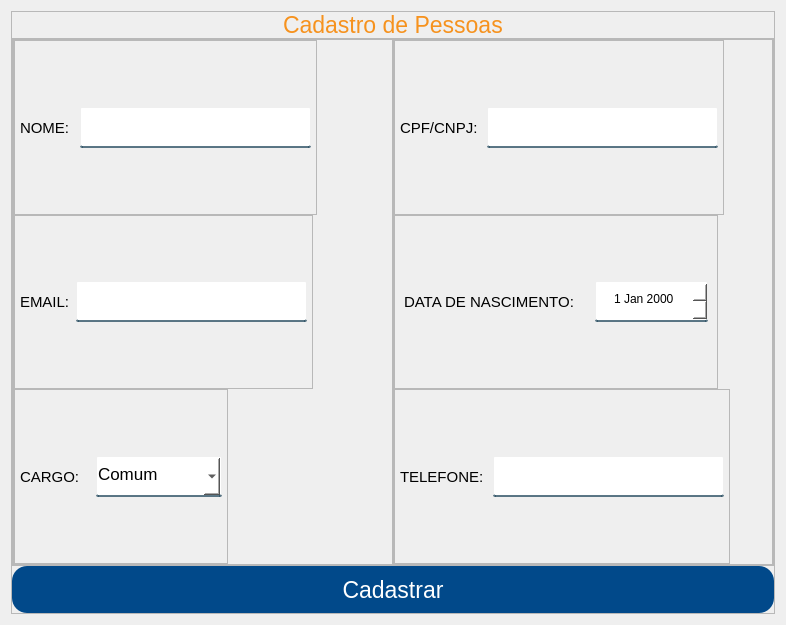
The window that App/view/ui/cadastroPessoas.ui (Senac-SOR-ADS/Mapa-de-Sala) describes before a commit, drawn with Qt 5.
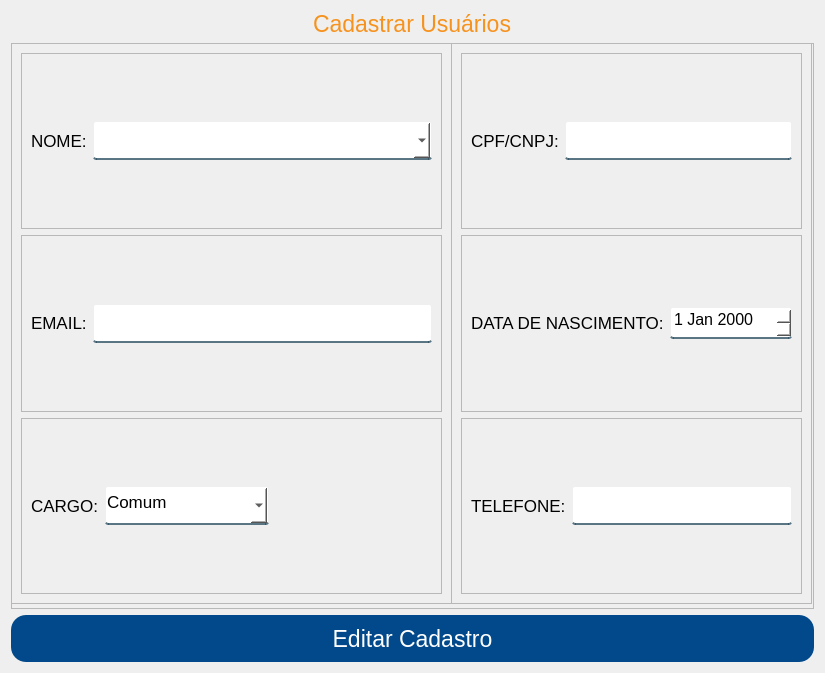
The same window after the commit.

Commit message:
Desenvolvimento das telas
Arrumando layouts indefinidos aos quais antes não estavam sendo responsivos com base do tamanho da tela (em desenvolvimento!)

What changed in the file:
```diff
--- a/App/view/ui/cadastroPessoas.ui
+++ b/App/view/ui/cadastroPessoas.ui
@@ -6,8 +6,8 @@
    <rect>
     <x>0</x>
     <y>0</y>
-    <width>782</width>
-    <height>625</height>
+    <width>821</width>
+    <height>671</height>
    </rect>
   </property>
   <property name="windowTitle">
@@ -17,53 +17,32 @@
    <string notr="true">QLineEdit, QComboBox, QDateEdit {
 	background-color: white;
 	border:2px solid rgba(0,0,0,0);
-	border-radius: 2px;
+	border-radius: 3px;
 	border-bottom-color:rgba(46,82,101,200);
 	color:rgb(0,0,0);
-	padding-bottom:5px;
+	padding-bottom:7px;
 }
-
-#btnCadastrar {
+ 
+#btnEditar {
 	background-color: #01498a;
 	color: #FFF;
-	border: none;
-	border-radius: 15px;
+border: none;
+border-radius: 15px;
 }
-
-#btnCadastrar:hover {
+ 
+#btnEditar:hover {
 	background-color: #f6921e;
 }
-
+ 
+#respostaCadastro {
+	color: red;
+}
 #titulo {
 	color: #f6921e;
 }</string>
   </property>
   <layout class="QVBoxLayout" name="verticalLayout">
-   <item alignment="Qt::AlignHCenter">
-    <widget class="QFrame" name="frame_10">
-     <property name="frameShape">
-      <enum>QFrame::StyledPanel</enum>
-     </property>
-     <property name="frameShadow">
-      <enum>QFrame::Raised</enum>
-     </property>
-     <layout class="QVBoxLayout" name="verticalLayout_4">
-      <property name="spacing">
-       <number>0</number>
-      </property>
-      <property name="leftMargin">
-       <number>0</number>
-      </property>
-      <property name="topMargin">
-       <number>0</number>
-      </property>
-      <property name="rightMargin">
-       <number>0</number>
-      </property>
-      <property name="bottomMargin">
-       <number>0</number>
-      </property>
-      <item alignment="Qt::AlignHCenter">
+   <item alignment="Qt::AlignHCenter|Qt::AlignBottom">
        <widget class="QLabel" name="titulo">
         <property name="font">
          <font>
@@ -71,20 +50,11 @@
          </font>
         </property>
         <property name="text">
-         <string>Cadastro de Pessoas</string>
-        </property>
-        <property name="textFormat">
-         <enum>Qt::AutoText</enum>
-        </property>
-        <property name="scaledContents">
-         <bool>false</bool>
-        </property>
-        <property name="openExternalLinks">
-         <bool>false</bool>
+      <string>Cadastrar Usuários</string>
         </property>
        </widget>
       </item>
-      <item>
+   <item alignment="Qt::AlignHCenter">
        <widget class="QFrame" name="frame">
         <property name="sizePolicy">
          <sizepolicy hsizetype="Preferred" vsizetype="Expanding">
@@ -94,8 +64,8 @@
         </property>
         <property name="minimumSize">
          <size>
-          <width>762</width>
-          <height>479</height>
+       <width>803</width>
+       <height>566</height>
          </size>
         </property>
         <property name="frameShape">
@@ -104,48 +74,24 @@
         <property name="frameShadow">
          <enum>QFrame::Raised</enum>
         </property>
-        <layout class="QHBoxLayout" name="horizontalLayout_7">
-         <property name="spacing">
-          <number>0</number>
-         </property>
-         <property name="leftMargin">
-          <number>0</number>
-         </property>
-         <property name="topMargin">
-          <number>0</number>
-         </property>
-         <property name="rightMargin">
-          <number>0</number>
-         </property>
-         <property name="bottomMargin">
-          <number>0</number>
-         </property>
-         <item>
-          <widget class="QFrame" name="frame_5">
-           <property name="frameShape">
-            <enum>QFrame::StyledPanel</enum>
-           </property>
-           <property name="frameShadow">
-            <enum>QFrame::Raised</enum>
-           </property>
-           <layout class="QVBoxLayout" name="verticalLayout_2">
-            <property name="spacing">
-             <number>0</number>
-            </property>
-            <property name="leftMargin">
-             <number>0</number>
-            </property>
-            <property name="topMargin">
-             <number>0</number>
-            </property>
-            <property name="rightMargin">
-             <number>0</number>
-            </property>
-            <property name="bottomMargin">
-             <number>0</number>
-            </property>
-            <item alignment="Qt::AlignLeft">
              <widget class="QFrame" name="frame_2">
+      <property name="geometry">
+       <rect>
+        <x>0</x>
+        <y>0</y>
+        <width>441</width>
+        <height>561</height>
+       </rect>
+      </property>
+      <property name="frameShape">
+       <enum>QFrame::StyledPanel</enum>
+      </property>
+      <property name="frameShadow">
+       <enum>QFrame::Raised</enum>
+      </property>
+      <layout class="QVBoxLayout" name="verticalLayout_2">
+       <item>
+        <widget class="QFrame" name="frame_3">
               <property name="frameShape">
                <enum>QFrame::StyledPanel</enum>
               </property>
@@ -153,26 +99,11 @@
                <enum>QFrame::Raised</enum>
               </property>
               <layout class="QHBoxLayout" name="horizontalLayout">
-               <property name="spacing">
-                <number>10</number>
-               </property>
-               <property name="leftMargin">
-                <number>5</number>
-               </property>
-               <property name="topMargin">
-                <number>0</number>
-               </property>
-               <property name="rightMargin">
-                <number>5</number>
-               </property>
-               <property name="bottomMargin">
-                <number>0</number>
-               </property>
-               <item>
+          <item alignment="Qt::AlignVCenter">
                 <widget class="QLabel" name="label_2">
                  <property name="font">
                   <font>
-                   <pointsize>11</pointsize>
+              <pointsize>13</pointsize>
                   </font>
                  </property>
                  <property name="text">
@@ -181,32 +112,37 @@
                 </widget>
                </item>
                <item>
-                <widget class="QLineEdit" name="nomePessoas">
+           <widget class="QComboBox" name="nomePessoas">
+            <property name="sizePolicy">
+             <sizepolicy hsizetype="Expanding" vsizetype="Fixed">
+              <horstretch>0</horstretch>
+              <verstretch>0</verstretch>
+             </sizepolicy>
+            </property>
                  <property name="minimumSize">
                   <size>
-                   <width>231</width>
-                   <height>41</height>
-                  </size>
-                 </property>
-                 <property name="maximumSize">
-                  <size>
-                   <width>391</width>
-                   <height>41</height>
-                  </size>
-                 </property>
-                 <property name="text">
-                  <string/>
-                 </property>
-                 <property name="placeholderText">
-                  <string/>
+              <width>330</width>
+              <height>39</height>
+             </size>
+            </property>
+            <property name="font">
+             <font>
+              <pointsize>10</pointsize>
+             </font>
+            </property>
+            <property name="cursor">
+             <cursorShape>PointingHandCursor</cursorShape>
+            </property>
+            <property name="editable">
+             <bool>true</bool>
                  </property>
                 </widget>
                </item>
               </layout>
              </widget>
             </item>
-            <item alignment="Qt::AlignLeft">
-             <widget class="QFrame" name="frame_3">
+       <item>
+        <widget class="QFrame" name="frame_4">
               <property name="frameShape">
                <enum>QFrame::StyledPanel</enum>
               </property>
@@ -214,23 +150,11 @@
                <enum>QFrame::Raised</enum>
               </property>
               <layout class="QHBoxLayout" name="horizontalLayout_2">
-               <property name="leftMargin">
-                <number>5</number>
-               </property>
-               <property name="topMargin">
-                <number>0</number>
-               </property>
-               <property name="rightMargin">
-                <number>5</number>
-               </property>
-               <property name="bottomMargin">
-                <number>0</number>
-               </property>
-               <item>
+          <item alignment="Qt::AlignVCenter">
                 <widget class="QLabel" name="label_4">
                  <property name="font">
                   <font>
-                   <pointsize>11</pointsize>
+              <pointsize>13</pointsize>
                   </font>
                  </property>
                  <property name="text">
@@ -242,29 +166,22 @@
                 <widget class="QLineEdit" name="email">
                  <property name="minimumSize">
                   <size>
-                   <width>231</width>
-                   <height>41</height>
-                  </size>
-                 </property>
-                 <property name="maximumSize">
-                  <size>
-                   <width>391</width>
-                   <height>41</height>
-                  </size>
-                 </property>
-                 <property name="mouseTracking">
-                  <bool>true</bool>
-                 </property>
-                 <property name="placeholderText">
-                  <string/>
+              <width>330</width>
+              <height>39</height>
+             </size>
+            </property>
+            <property name="font">
+             <font>
+              <pointsize>10</pointsize>
+             </font>
                  </property>
                 </widget>
                </item>
               </layout>
              </widget>
             </item>
-            <item alignment="Qt::AlignLeft">
-             <widget class="QFrame" name="frame_4">
+       <item>
+        <widget class="QFrame" name="frame_5">
               <property name="frameShape">
                <enum>QFrame::StyledPanel</enum>
               </property>
@@ -272,39 +189,30 @@
                <enum>QFrame::Raised</enum>
               </property>
               <layout class="QHBoxLayout" name="horizontalLayout_3">
-               <property name="spacing">
-                <number>0</number>
-               </property>
-               <property name="leftMargin">
-                <number>5</number>
-               </property>
-               <property name="topMargin">
-                <number>0</number>
-               </property>
-               <property name="rightMargin">
-                <number>5</number>
-               </property>
-               <property name="bottomMargin">
-                <number>0</number>
-               </property>
-               <item>
+          <item alignment="Qt::AlignVCenter">
                 <widget class="QLabel" name="label_5">
                  <property name="font">
                   <font>
-                   <pointsize>11</pointsize>
+              <pointsize>13</pointsize>
                   </font>
                  </property>
                  <property name="text">
-                  <string>CARGO:    </string>
+             <string>CARGO:</string>
                  </property>
                 </widget>
                </item>
                <item>
                 <widget class="QComboBox" name="cargo">
+            <property name="sizePolicy">
+             <sizepolicy hsizetype="Expanding" vsizetype="Fixed">
+              <horstretch>0</horstretch>
+              <verstretch>0</verstretch>
+             </sizepolicy>
+            </property>
                  <property name="minimumSize">
                   <size>
-                   <width>117</width>
-                   <height>41</height>
+              <width>0</width>
+              <height>39</height>
                   </size>
                  </property>
                  <property name="font">
@@ -340,38 +248,42 @@
                  </item>
                 </widget>
                </item>
-              </layout>
-             </widget>
-            </item>
-           </layout>
-          </widget>
-         </item>
          <item>
-          <widget class="QFrame" name="frame_8">
-           <property name="frameShape">
-            <enum>QFrame::StyledPanel</enum>
-           </property>
-           <property name="frameShadow">
-            <enum>QFrame::Raised</enum>
-           </property>
-           <layout class="QVBoxLayout" name="verticalLayout_3">
-            <property name="spacing">
-             <number>0</number>
-            </property>
-            <property name="leftMargin">
-             <number>0</number>
-            </property>
-            <property name="topMargin">
-             <number>0</number>
-            </property>
-            <property name="rightMargin">
-             <number>0</number>
-            </property>
-            <property name="bottomMargin">
-             <number>0</number>
-            </property>
-            <item alignment="Qt::AlignLeft">
+           <spacer name="horizontalSpacer">
+            <property name="orientation">
+             <enum>Qt::Horizontal</enum>
+            </property>
+            <property name="sizeHint" stdset="0">
+             <size>
+              <width>40</width>
+              <height>20</height>
+             </size>
+            </property>
+           </spacer>
+          </item>
+         </layout>
+        </widget>
+       </item>
+      </layout>
+     </widget>
              <widget class="QFrame" name="frame_6">
+      <property name="geometry">
+       <rect>
+        <x>440</x>
+        <y>0</y>
+        <width>361</width>
+        <height>561</height>
+       </rect>
+      </property>
+      <property name="frameShape">
+       <enum>QFrame::StyledPanel</enum>
+      </property>
+      <property name="frameShadow">
+       <enum>QFrame::Raised</enum>
+      </property>
+      <layout class="QVBoxLayout" name="verticalLayout_3">
+       <item>
+        <widget class="QFrame" name="frame_7">
               <property name="frameShape">
                <enum>QFrame::StyledPanel</enum>
               </property>
@@ -379,26 +291,11 @@
                <enum>QFrame::Raised</enum>
               </property>
               <layout class="QHBoxLayout" name="horizontalLayout_4">
-               <property name="spacing">
-                <number>9</number>
-               </property>
-               <property name="leftMargin">
-                <number>5</number>
-               </property>
-               <property name="topMargin">
-                <number>0</number>
-               </property>
-               <property name="rightMargin">
-                <number>5</number>
-               </property>
-               <property name="bottomMargin">
-                <number>0</number>
-               </property>
-               <item>
+          <item alignment="Qt::AlignVCenter">
                 <widget class="QLabel" name="label_3">
                  <property name="font">
                   <font>
-                   <pointsize>11</pointsize>
+              <pointsize>13</pointsize>
                   </font>
                  </property>
                  <property name="text">
@@ -410,23 +307,25 @@
                 <widget class="QLineEdit" name="cpfCnpj">
                  <property name="minimumSize">
                   <size>
-                   <width>231</width>
-                   <height>41</height>
-                  </size>
-                 </property>
-                 <property name="maximumSize">
-                  <size>
-                   <width>391</width>
-                   <height>41</height>
-                  </size>
+              <width>0</width>
+              <height>39</height>
+             </size>
+            </property>
+            <property name="font">
+             <font>
+              <pointsize>13</pointsize>
+             </font>
+            </property>
+            <property name="text">
+             <string/>
                  </property>
                 </widget>
                </item>
               </layout>
              </widget>
             </item>
-            <item alignment="Qt::AlignLeft">
-             <widget class="QFrame" name="frame_7">
+       <item>
+        <widget class="QFrame" name="frame_8">
               <property name="frameShape">
                <enum>QFrame::StyledPanel</enum>
               </property>
@@ -434,56 +333,49 @@
                <enum>QFrame::Raised</enum>
               </property>
               <layout class="QHBoxLayout" name="horizontalLayout_5">
-               <property name="spacing">
-                <number>0</number>
-               </property>
-               <property name="topMargin">
-                <number>0</number>
-               </property>
-               <property name="bottomMargin">
-                <number>0</number>
-               </property>
-               <item alignment="Qt::AlignLeft">
+          <item alignment="Qt::AlignVCenter">
                 <widget class="QLabel" name="label_6">
                  <property name="font">
                   <font>
-                   <pointsize>11</pointsize>
+              <pointsize>13</pointsize>
                   </font>
                  </property>
                  <property name="text">
-                  <string>DATA DE NASCIMENTO:     </string>
+             <string>DATA DE NASCIMENTO:</string>
                  </property>
                 </widget>
                </item>
                <item>
                 <widget class="QDateEdit" name="dataDeNascimento">
+            <property name="sizePolicy">
+             <sizepolicy hsizetype="Expanding" vsizetype="Fixed">
+              <horstretch>0</horstretch>
+              <verstretch>0</verstretch>
+             </sizepolicy>
+            </property>
                  <property name="minimumSize">
                   <size>
-                   <width>113</width>
-                   <height>41</height>
-                  </size>
-                 </property>
-                 <property name="maximumSize">
-                  <size>
-                   <width>99</width>
-                   <height>16777215</height>
-                  </size>
+              <width>0</width>
+              <height>32</height>
+             </size>
+            </property>
+            <property name="font">
+             <font>
+              <pointsize>12</pointsize>
+             </font>
                  </property>
                  <property name="cursor">
                   <cursorShape>PointingHandCursor</cursorShape>
                  </property>
                  <property name="alignment">
-                  <set>Qt::AlignCenter</set>
-                 </property>
-                 <property name="readOnly">
-                  <bool>false</bool>
+             <set>Qt::AlignBottom|Qt::AlignLeading|Qt::AlignLeft</set>
                  </property>
                 </widget>
                </item>
               </layout>
              </widget>
             </item>
-            <item alignment="Qt::AlignLeft">
+       <item>
              <widget class="QFrame" name="frame_9">
               <property name="frameShape">
                <enum>QFrame::StyledPanel</enum>
@@ -492,26 +384,11 @@
                <enum>QFrame::Raised</enum>
               </property>
               <layout class="QHBoxLayout" name="horizontalLayout_6">
-               <property name="spacing">
-                <number>9</number>
-               </property>
-               <property name="leftMargin">
-                <number>5</number>
-               </property>
-               <property name="topMargin">
-                <number>0</number>
-               </property>
-               <property name="rightMargin">
-                <number>5</number>
-               </property>
-               <property name="bottomMargin">
-                <number>0</number>
-               </property>
-               <item>
+          <item alignment="Qt::AlignVCenter">
                 <widget class="QLabel" name="label_7">
                  <property name="font">
                   <font>
-                   <pointsize>11</pointsize>
+              <pointsize>13</pointsize>
                   </font>
                  </property>
                  <property name="text">
@@ -523,19 +400,15 @@
                 <widget class="QLineEdit" name="telefone">
                  <property name="minimumSize">
                   <size>
-                   <width>231</width>
-                   <height>41</height>
-                  </size>
-                 </property>
-                 <property name="maximumSize">
-                  <size>
-                   <width>371</width>
-                   <height>41</height>
-                  </size>
-                 </property>
-                 <property name="text">
-                  <string/>
-                 </property>
+              <width>0</width>
+              <height>39</height>
+             </size>
+            </property>
+            <property name="font">
+             <font>
+              <pointsize>11</pointsize>
+             </font>
+            </property>
                 </widget>
                </item>
               </layout>
@@ -543,12 +416,10 @@
             </item>
            </layout>
           </widget>
-         </item>
-        </layout>
        </widget>
       </item>
       <item>
-       <widget class="QPushButton" name="btnCadastrar">
+    <widget class="QPushButton" name="btnEditar">
         <property name="minimumSize">
          <size>
           <width>762</width>
@@ -564,11 +435,8 @@
          <cursorShape>PointingHandCursor</cursorShape>
         </property>
         <property name="text">
-         <string>Cadastrar</string>
-        </property>
-       </widget>
-      </item>
-     </layout>
+      <string>Editar Cadastro</string>
+     </property>
     </widget>
    </item>
   </layout>
```
Left out of the diff: 2 changed lines with no effect on the pictures. Lines whose indentation alone changed are shown as unchanged. The commit also changes 7 other files.
